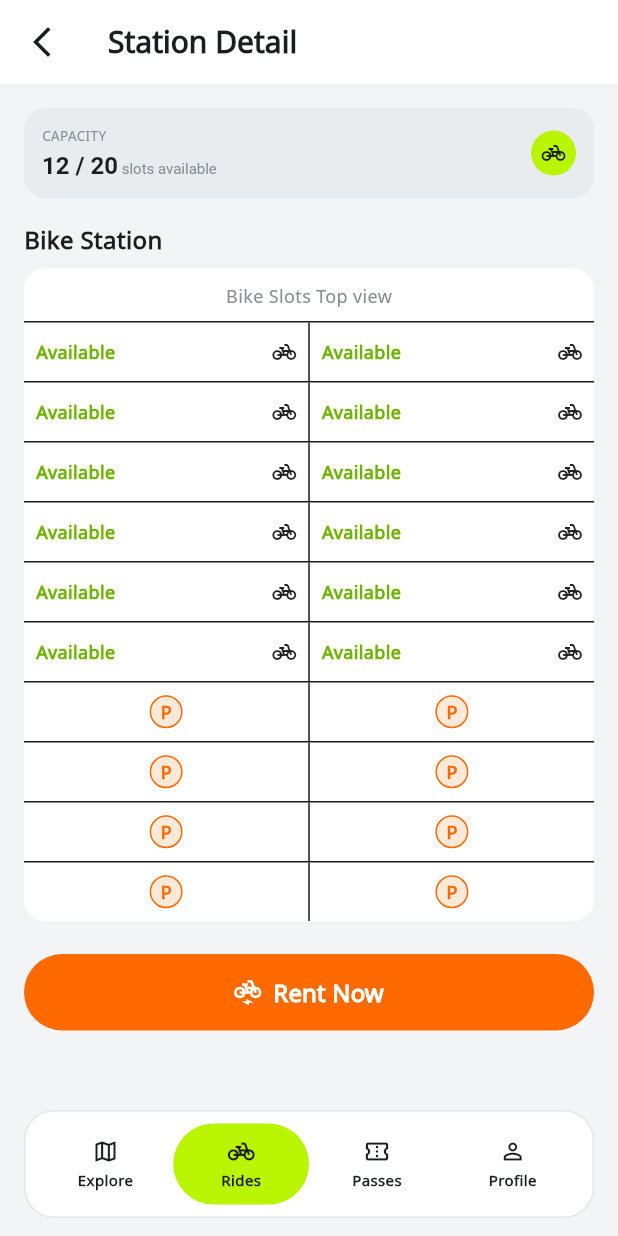
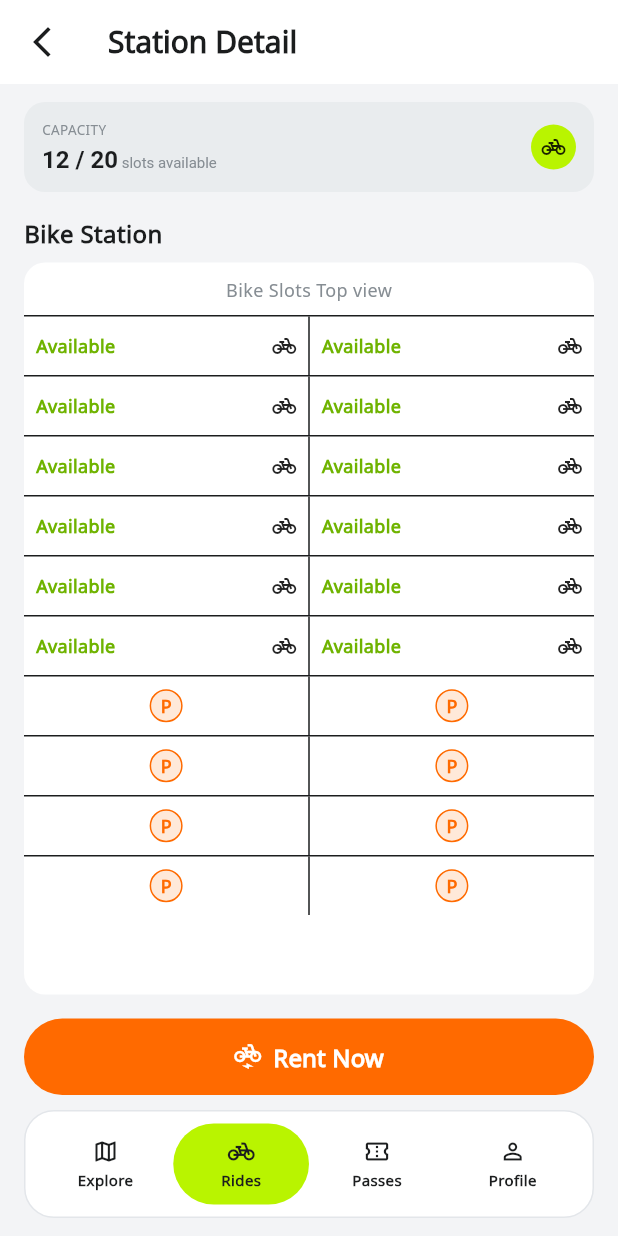
Before and after one commit to AsInike/Final_project-Ronan, a Flutter app: the StationDetailScreen screen opened by its route, on a phone screen of 412 x 824 dp. Run offline on Flutter 3.47's test engine with Material 3 defaults, Android fonts, the phone set to English and light mode, and no system bars; our stand-ins replace flutter_map, latlong2.

Commit message:
update UI fix small detail

```diff
--- a/bestapp/lib/features/station/screens/station_detail_screen.dart
+++ b/bestapp/lib/features/station/screens/station_detail_screen.dart
@@ -1,7 +1,6 @@
 import 'package:flutter/material.dart';
 import 'package:provider/provider.dart';
 
-import '../../../core/constants/app_constants.dart';
 import '../../../core/constants/colors.dart';
 import '../../../core/constants/text_styles.dart';
 import '../../../core/widgets/bottom_nav_bar.dart';
@@ -18,12 +17,15 @@ class StationDetailScreen extends StatelessWidget {
   Widget build(BuildContext context) {
     final state = context.watch<AppState>();
     final station = state.selectedStation;
+    final totalRows = (station.slots.length + 1) ~/ 2;
 
     return Scaffold(
       backgroundColor: AppColors.background,
       appBar: const CustomAppBar(title: 'Station Detail', showBackButton: true),
-      body: SingleChildScrollView(
-        padding: const EdgeInsets.all(AppConstants.padding16),
+      body: SafeArea(
+        top: false,
+        child: Padding(
+          padding: const EdgeInsets.fromLTRB(16, 12, 16, 8),
           child: Column(
             crossAxisAlignment: CrossAxisAlignment.start,
             children: [
@@ -71,7 +73,8 @@ class StationDetailScreen extends StatelessWidget {
               const SizedBox(height: 16),
               Text('Bike Station', style: AppTextStyles.heading),
               const SizedBox(height: 8),
-            Container(
+              Expanded(
+                child: Container(
                   decoration: BoxDecoration(
                     color: AppColors.surface,
                     borderRadius: BorderRadius.circular(14),
@@ -80,13 +83,18 @@ class StationDetailScreen extends StatelessWidget {
                     children: [
                       const Padding(
                         padding: EdgeInsets.fromLTRB(10, 10, 10, 8),
-                    child: Text("Bike Slots Top view", style: AppTextStyles.caption),
+                        child: Text('Bike Slots Top view', style: AppTextStyles.caption),
                       ),
-                  ...List.generate((station.slots.length / 2).ceil(), (row) {
+                      Expanded(
+                        child: ListView.builder(
+                          padding: const EdgeInsets.only(bottom: 8),
+                          itemCount: totalRows,
+                          itemBuilder: (context, row) {
                             final left = station.slots[row * 2];
                             final BikeSlotModel? right = row * 2 + 1 < station.slots.length
                                 ? station.slots[row * 2 + 1]
                                 : null;
+
                             return Container(
                               height: 40,
                               decoration: const BoxDecoration(
@@ -99,7 +107,11 @@ class StationDetailScreen extends StatelessWidget {
                                   Expanded(
                                     child: _TableBikeCell(slot: left),
                                   ),
-                          const VerticalDivider(width: 1, thickness: 1, color: AppColors.textPrimary),
+                                  const VerticalDivider(
+                                    width: 1,
+                                    thickness: 1,
+                                    color: AppColors.textPrimary,
+                                  ),
                                   Expanded(
                                     child: right != null
                                         ? _TableBikeCell(slot: right)
@@ -108,25 +120,36 @@ class StationDetailScreen extends StatelessWidget {
                                 ],
                               ),
                             );
-                  }),
+                          },
+                        ),
+                      ),
                     ],
                   ),
                 ),
-            const SizedBox(height: 22),
-            CustomButton(
+              ),
+            ],
+          ),
+        ),
+      ),
+      bottomNavigationBar: Column(
+        mainAxisSize: MainAxisSize.min,
+        children: [
+          Padding(
+            padding: const EdgeInsets.fromLTRB(16, 8, 16, 10),
+            child: CustomButton(
               label: 'Rent Now',
               icon: Icons.electric_bike,
               onPressed: () => Navigator.pushNamed(context, AppRoutes.payment),
             ),
-          ],
           ),
-      ),
-      bottomNavigationBar: BottomNavBar(
+          BottomNavBar(
             currentIndex: 1,
             onTap: (index) {
               state.setCurrentNavIndex(index);
               AppRoutes.navigateByTab(context, index);
             },
+          ),
+        ],
       ),
     );
   }
```
Lines whose indentation alone changed are shown as unchanged.
